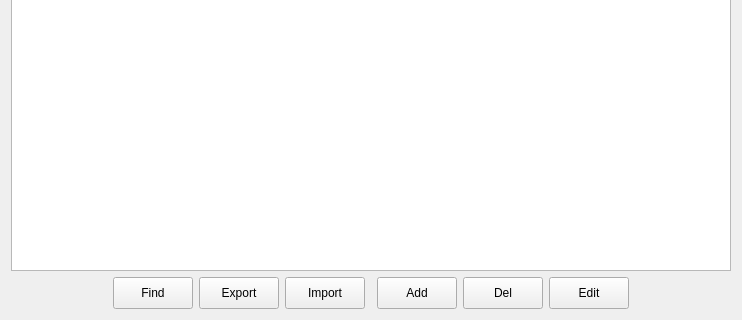
This is databaseform.ui in 519984307/LaneManagement as Qt 5 draws it before an edit; both pictures show x 0 to 742 and y 255 to 575 of the 742 by 575 pixel window. The edited form follows.
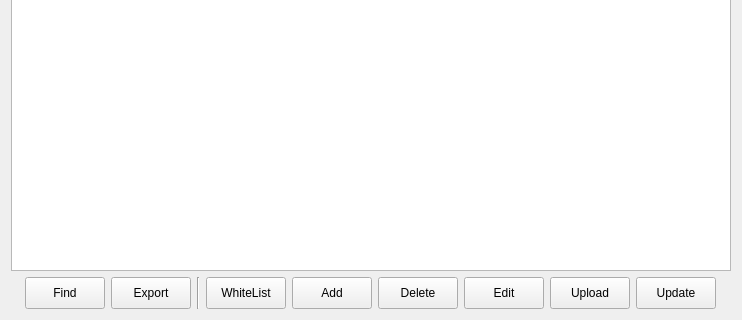
This is the edited form.

Diff of the .ui file:
```diff
--- a/databaseform.ui
+++ b/databaseform.ui
@@ -14,30 +14,24 @@
    <string>Form</string>
   </property>
   <layout class="QGridLayout" name="gridLayout">
-   <item row="1" column="3">
-    <widget class="QPushButton" name="pushButton_2">
+   <item row="1" column="8">
+    <widget class="QPushButton" name="pushButton_7">
      <property name="minimumSize">
       <size>
        <width>0</width>
        <height>32</height>
       </size>
      </property>
-     <property name="autoFillBackground">
-      <bool>true</bool>
-     </property>
      <property name="text">
-      <string>Import</string>
+      <string>Upload</string>
      </property>
     </widget>
    </item>
-   <item row="0" column="0" colspan="9">
+   <item row="0" column="0" colspan="11">
     <widget class="QTableView" name="tableView">
      <property name="autoFillBackground">
       <bool>true</bool>
      </property>
-     <property name="editTriggers">
-      <set>QAbstractItemView::NoEditTriggers</set>
-     </property>
      <property name="alternatingRowColors">
       <bool>false</bool>
      </property>
@@ -58,18 +52,21 @@
      </attribute>
     </widget>
    </item>
-   <item row="1" column="0">
-    <spacer name="horizontalSpacer">
-     <property name="orientation">
-      <enum>Qt::Horizontal</enum>
-     </property>
-     <property name="sizeHint" stdset="0">
+   <item row="1" column="7">
+    <widget class="QPushButton" name="pushButton_4">
+     <property name="minimumSize">
       <size>
-       <width>113</width>
-       <height>20</height>
+       <width>0</width>
+       <height>32</height>
       </size>
      </property>
-    </spacer>
+     <property name="autoFillBackground">
+      <bool>true</bool>
+     </property>
+     <property name="text">
+      <string>Edit</string>
+     </property>
+    </widget>
    </item>
    <item row="1" column="1">
     <widget class="QPushButton" name="pushButton">
@@ -88,22 +85,6 @@
     </widget>
    </item>
    <item row="1" column="6">
-    <widget class="QPushButton" name="pushButton_5">
-     <property name="minimumSize">
-      <size>
-       <width>0</width>
-       <height>32</height>
-      </size>
-     </property>
-     <property name="autoFillBackground">
-      <bool>true</bool>
-     </property>
-     <property name="text">
-      <string>Del</string>
-     </property>
-    </widget>
-   </item>
-   <item row="1" column="7">
     <widget class="QPushButton" name="pushButton_6">
      <property name="minimumSize">
       <size>
@@ -111,16 +92,13 @@
        <height>32</height>
       </size>
      </property>
-     <property name="autoFillBackground">
-      <bool>true</bool>
-     </property>
      <property name="text">
-      <string>Edit</string>
+      <string>Delete</string>
      </property>
     </widget>
    </item>
-   <item row="1" column="8">
-    <spacer name="horizontalSpacer_2">
+   <item row="1" column="0">
+    <spacer name="horizontalSpacer">
      <property name="orientation">
       <enum>Qt::Horizontal</enum>
      </property>
@@ -133,21 +111,38 @@
     </spacer>
    </item>
    <item row="1" column="5">
-    <widget class="QPushButton" name="pushButton_4">
+    <widget class="QPushButton" name="pushButton_5">
      <property name="minimumSize">
       <size>
        <width>0</width>
        <height>32</height>
       </size>
      </property>
-     <property name="autoFillBackground">
-      <bool>true</bool>
-     </property>
      <property name="text">
       <string>Add</string>
      </property>
     </widget>
    </item>
+   <item row="1" column="10">
+    <spacer name="horizontalSpacer_2">
+     <property name="orientation">
+      <enum>Qt::Horizontal</enum>
+     </property>
+     <property name="sizeHint" stdset="0">
+      <size>
+       <width>113</width>
+       <height>20</height>
+      </size>
+     </property>
+    </spacer>
+   </item>
+   <item row="1" column="3">
+    <widget class="Line" name="line">
+     <property name="orientation">
+      <enum>Qt::Vertical</enum>
+     </property>
+    </widget>
+   </item>
    <item row="1" column="2">
     <widget class="QPushButton" name="pushButton_3">
      <property name="minimumSize">
@@ -164,6 +159,35 @@
      </property>
     </widget>
    </item>
+   <item row="1" column="4">
+    <widget class="QPushButton" name="pushButton_2">
+     <property name="minimumSize">
+      <size>
+       <width>0</width>
+       <height>32</height>
+      </size>
+     </property>
+     <property name="autoFillBackground">
+      <bool>true</bool>
+     </property>
+     <property name="text">
+      <string>WhiteList</string>
+     </property>
+    </widget>
+   </item>
+   <item row="1" column="9">
+    <widget class="QPushButton" name="pushButton_8">
+     <property name="minimumSize">
+      <size>
+       <width>0</width>
+       <height>32</height>
+      </size>
+     </property>
+     <property name="text">
+      <string>Update</string>
+     </property>
+    </widget>
+   </item>
   </layout>
  </widget>
  <resources/>
```
